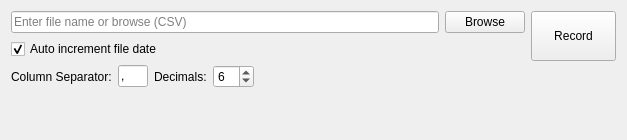
Above: src/recordpanel.ui from imcort/serialplot before the change. Below: the same form after it.
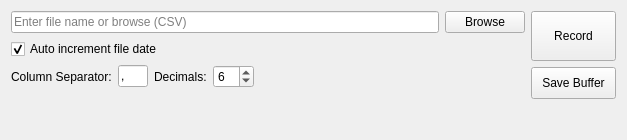
That is the form after the change.

```diff
--- a/src/recordpanel.ui
+++ b/src/recordpanel.ui
@@ -149,6 +149,22 @@
        </property>
       </widget>
      </item>
+     <item>
+      <widget class="QPushButton" name="pbSaveBuffer">
+       <property name="minimumSize">
+        <size>
+         <width>85</width>
+         <height>32</height>
+        </size>
+       </property>
+       <property name="toolTip">
+        <string>Save the complete current buffer of all channels to a CSV file</string>
+       </property>
+       <property name="text">
+        <string>Save Buffer</string>
+       </property>
+      </widget>
+     </item>
      <item>
       <spacer name="verticalSpacer_2">
        <property name="orientation">
```
